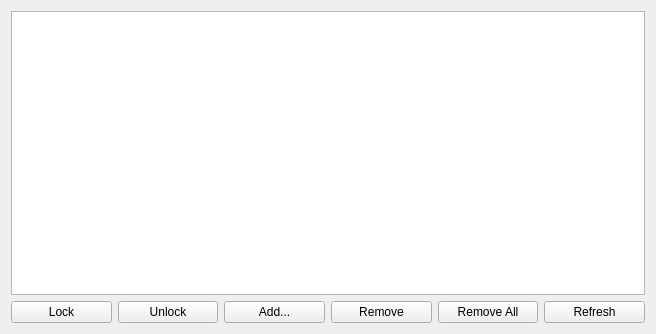
The window that SshAgentLib.Qt/qt/KeyManagerFrame.ui (dlech/SshAgentLib) describes before a commit, drawn with Qt 5.
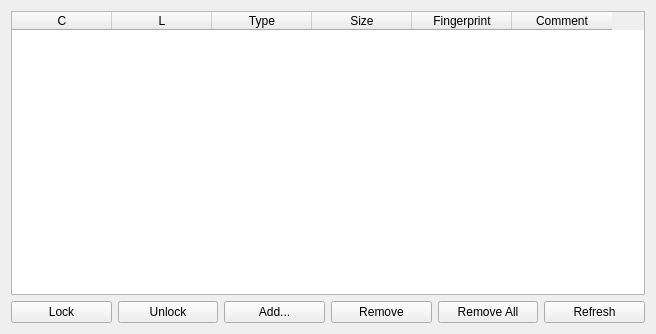
The same window after the commit.

What changed in the file:
```diff
--- a/SshAgentLib.Qt/qt/KeyManagerFrame.ui
+++ b/SshAgentLib.Qt/qt/KeyManagerFrame.ui
@@ -48,13 +48,61 @@
         <number>0</number>
        </property>
        <item>
-        <widget class="QTableView" name="mTableView">
+        <widget class="QTableWidget" name="mTableWidget">
+         <property name="editTriggers">
+          <set>QAbstractItemView::NoEditTriggers</set>
+         </property>
          <property name="selectionBehavior">
           <enum>QAbstractItemView::SelectRows</enum>
          </property>
+         <property name="wordWrap">
+          <bool>false</bool>
+         </property>
+         <property name="rowCount">
+          <number>0</number>
+         </property>
+         <property name="columnCount">
+          <number>6</number>
+         </property>
          <attribute name="verticalHeaderVisible">
           <bool>false</bool>
          </attribute>
+         <column>
+          <property name="text">
+           <string>C</string>
+          </property>
+          <property name="toolTip">
+           <string>Confirm Constraint</string>
+          </property>
+         </column>
+         <column>
+          <property name="text">
+           <string>L</string>
+          </property>
+          <property name="toolTip">
+           <string>Lifetime Constraint</string>
+          </property>
+         </column>
+         <column>
+          <property name="text">
+           <string>Type</string>
+          </property>
+         </column>
+         <column>
+          <property name="text">
+           <string>Size</string>
+          </property>
+         </column>
+         <column>
+          <property name="text">
+           <string>Fingerprint</string>
+          </property>
+         </column>
+         <column>
+          <property name="text">
+           <string>Comment</string>
+          </property>
+         </column>
         </widget>
        </item>
       </layout>
```
